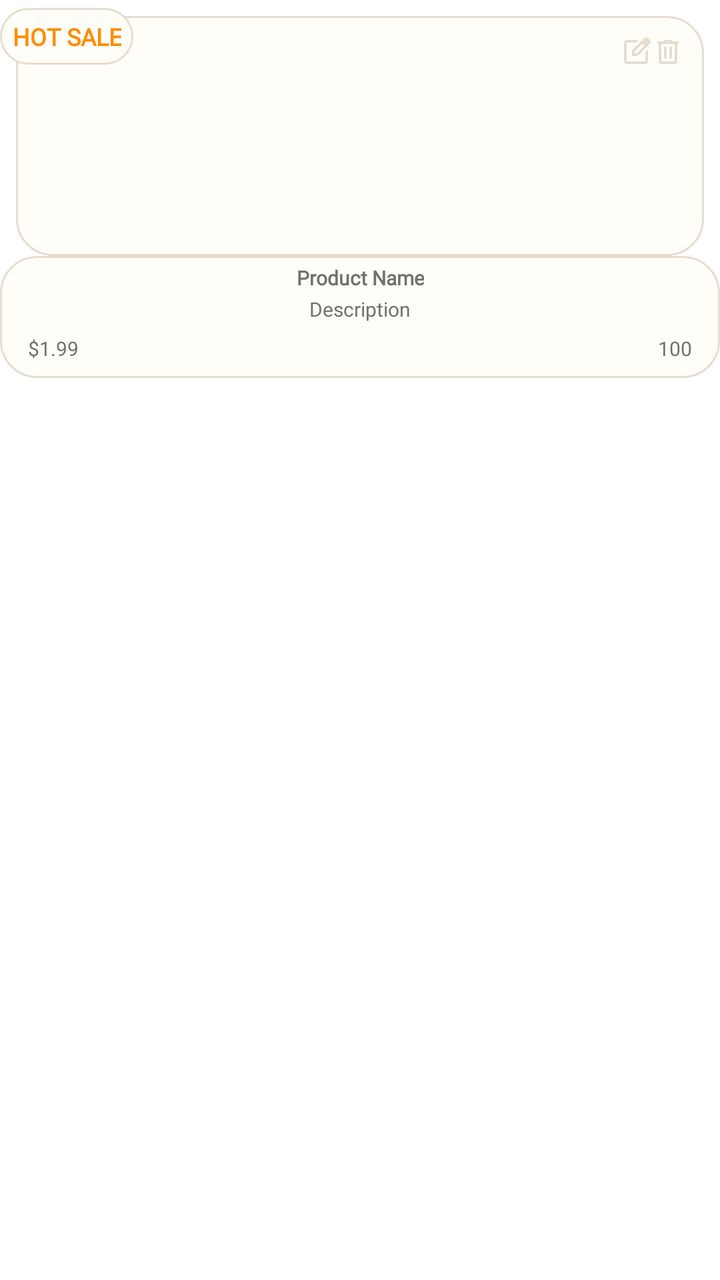
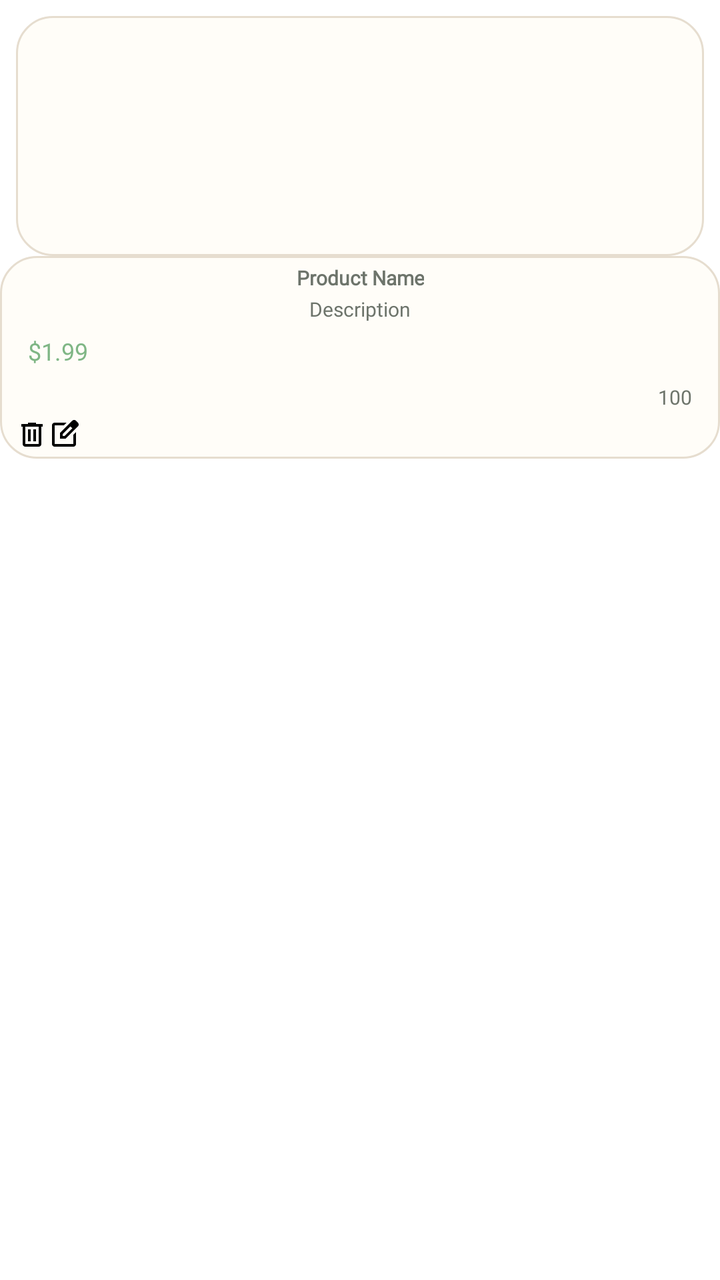

Before-and-after screenshots of an Android layout around one commit, followed by the original layout XML and the change that was made.
<!-- AndroidManifest.xml: application theme Theme.Cartly.Splash -->
<!-- res/layout/item_product.xml -->
<?xml version="1.0" encoding="utf-8"?>
<LinearLayout
    xmlns:android="http://schemas.android.com/apk/res/android"
    xmlns:app="http://schemas.android.com/apk/res-auto"
    xmlns:tools="http://schemas.android.com/tools"
    android:layout_width="match_parent"
    android:layout_height="wrap_content"
    android:padding="0dp"
    android:layout_margin="4dp"
    android:orientation="vertical"
    android:elevation="2dp">

    <RelativeLayout
        android:layout_width="wrap_content"
        android:layout_height="wrap_content">
        <RelativeLayout
            android:id="@+id/topLayout"
            android:layout_width="match_parent"
            android:layout_height="wrap_content"
            android:background="@drawable/bg_card"
            android:layout_marginTop="8dp"
            android:layout_marginHorizontal="8dp">
            <RelativeLayout
                android:id="@+id/imageProductLayout"
                android:layout_width="match_parent"
                android:layout_height="wrap_content"
                tools:ignore="UselessParent">
                <ImageView
                    android:id="@+id/mvProduct"
                    android:layout_width="match_parent"
                    android:layout_height="120dp"
                    android:scaleType="centerCrop"
                    android:background="@color/transparent"
                    android:contentDescription="@null" />

                <RelativeLayout
                    android:id="@+id/adminActionLayout"
                    android:visibility="visible"
                    android:layout_alignParentEnd="true"
                    android:layout_width="wrap_content"
                    android:layout_height="wrap_content">
                    <ImageView
                        android:id="@+id/mvBtnEditProduct"
                        android:layout_width="16dp"
                        android:layout_height="16dp"
                        android:layout_toLeftOf="@+id/mvBtnDeleteProduct"
                        android:src="@drawable/icon_edit_square_24"
                        android:tint="@color/border"
                        android:layout_marginTop="10dp"
                        tools:ignore="ContentDescription" />
                    <ImageView
                        android:id="@+id/mvBtnDeleteProduct"
                        android:layout_alignBaseline="@id/mvBtnEditProduct"
                        android:layout_width="16dp"
                        android:layout_height="16dp"
                        android:layout_alignParentEnd="true"
                        android:src="@drawable/icon_delete_24"
                        android:tint="@color/border"
                        android:layout_marginTop="10dp"
                        android:layout_marginEnd="10dp"
                        tools:ignore="ContentDescription" />
                </RelativeLayout>
            </RelativeLayout>
        </RelativeLayout>
        <TextView
            android:id="@+id/tvHotSale"
            android:layout_width="wrap_content"
            android:layout_height="wrap_content"
            android:text="@string/hot_sale_en"
            android:textSize="12sp"
            android:textStyle="bold"
            android:textAlignment="center"
            android:fontFamily="@font/adlamdisplay_regular"
            android:textColor="@color/yellow"
            android:background="@drawable/bg_card"
            android:layout_marginTop="4dp"
            android:padding="6dp"/>
        <RelativeLayout
            android:id="@+id/detailProductLayout"
            android:layout_below="@id/topLayout"
            android:layout_width="match_parent"
            android:layout_height="wrap_content"
            android:padding="4dp"
            android:layout_alignParentBottom="false"
            android:background="@drawable/bg_card">
            <TextView
                android:id="@+id/tvNameProduct"
                android:layout_width="wrap_content"
                android:layout_height="wrap_content"
                android:text="@string/product_name_en"
                android:textSize="10sp"
                android:textColor="@color/muted"
                android:textStyle="bold"
                android:fontFamily="@font/adlamdisplay_regular"
                android:textAlignment="center"
                android:maxLines="1"
                android:ellipsize="end"
                android:layout_centerHorizontal="true"
                tools:ignore="SmallSp" />
            <TextView
                android:id="@+id/tvDetailProduct"
                android:layout_below="@+id/tvNameProduct"
                android:layout_width="wrap_content"
                android:layout_height="wrap_content"
                android:text="@string/description_en"
                android:textSize="10sp"
                android:textColor="@color/muted"
                android:fontFamily="@font/adlamdisplay_regular"
                android:textAlignment="center"
                android:maxLines="1"
                android:ellipsize="end"
                android:layout_marginVertical="2dp"
                android:paddingHorizontal="10dp"
                android:shadowRadius="12"
                android:layout_centerHorizontal="true"
                tools:ignore="SmallSp" />
            <TextView
                android:id="@+id/tvPriceProduct"
                android:layout_below="@+id/tvDetailProduct"
                android:layout_width="wrap_content"
                android:layout_height="wrap_content"
                android:text="$1.99"
                android:textSize="10sp"
                android:textColor="@color/muted"
                android:fontFamily="@font/adlamdisplay_regular"
                android:layout_marginVertical="4dp"
                android:paddingHorizontal="10dp"
                android:shadowRadius="12"/>
            <TextView
                android:id="@+id/tvTitleStockProduct"
                android:visibility="gone"
                android:layout_below="@+id/tvDetailProduct"
                android:layout_alignBaseline="@id/tvPriceProduct"
                android:layout_toLeftOf="@+id/tvStockProduct"
                android:layout_width="wrap_content"
                android:layout_height="wrap_content"
                android:text="Stock : "
                android:textStyle="bold"
                tools:ignore="HardcodedText"
                android:textSize="12sp"
                android:textColor="@color/muted"
                android:fontFamily="@font/adlamdisplay_regular"
                android:layout_marginVertical="4dp"
                android:paddingHorizontal="10dp"
                android:shadowRadius="12"/>
            <TextView
                android:id="@+id/tvStockProduct"
                android:layout_below="@+id/tvDetailProduct"
                android:layout_width="wrap_content"
                android:layout_height="wrap_content"
                android:layout_alignBaseline="@id/tvPriceProduct"
                android:layout_alignParentEnd="true"
                android:text="100"
                android:textSize="10sp"
                android:textColor="@color/muted"
                android:fontFamily="@font/adlamdisplay_regular"
                android:layout_marginVertical="4dp"
                android:paddingHorizontal="10dp"
                android:shadowRadius="12"/>
        </RelativeLayout>
        <ImageView
            android:id="@+id/mvAddToCart"
            android:visibility="gone"
            android:layout_width="16dp"
            android:layout_height="16dp"
            android:layout_margin="10dp"
            android:src="@drawable/icon_add_product"
            android:layout_alignParentBottom="true"
            android:layout_alignParentEnd="true"
            tools:ignore="ContentDescription" />
    </RelativeLayout>

</LinearLayout>
<!-- resources referenced by this layout -->
<resources>
  <color name="border">#E6DDCF</color>
  <color name="muted">#6D746B</color>
  <color name="transparent">#00000000</color>
  <color name="yellow">#FE8C00</color>
  <!-- drawable bg_card (drawable) -->
  <shape xmlns:android="http://schemas.android.com/apk/res/android">
      <solid android:color="@color/card" />
      <corners android:radius="18dp" />
      <stroke android:width="1dp" android:color="@color/border" />
  </shape>
  <!-- drawable icon_add_product: png bitmap (drawable, 1141 bytes) -->
  <!-- drawable icon_delete_24 (drawable) -->
  <vector xmlns:android="http://schemas.android.com/apk/res/android" android:height="24dp" android:tint="#000000" android:viewportHeight="960" android:viewportWidth="960" android:width="24dp">
        
      <path android:fillColor="@android:color/white" android:pathData="M280,840Q247,840 223.5,816.5Q200,793 200,760L200,240L160,240L160,160L360,160L360,120L600,120L600,160L800,160L800,240L760,240L760,760Q760,793 736.5,816.5Q713,840 680,840L280,840ZM680,240L280,240L280,760Q280,760 280,760Q280,760 280,760L680,760Q680,760 680,760Q680,760 680,760L680,240ZM360,680L440,680L440,320L360,320L360,680ZM520,680L600,680L600,320L520,320L520,680ZM280,240L280,240L280,760Q280,760 280,760Q280,760 280,760L280,760Q280,760 280,760Q280,760 280,760L280,240Z"/>
      
  </vector>
  <!-- drawable icon_edit_square_24 (drawable) -->
  <vector xmlns:android="http://schemas.android.com/apk/res/android" android:height="24dp" android:tint="#000000" android:viewportHeight="960" android:viewportWidth="960" android:width="24dp">
        
      <path android:fillColor="@android:color/white" android:pathData="M200,840Q167,840 143.5,816.5Q120,793 120,760L120,200Q120,167 143.5,143.5Q167,120 200,120L557,120L477,200L200,200Q200,200 200,200Q200,200 200,200L200,760Q200,760 200,760Q200,760 200,760L760,760Q760,760 760,760Q760,760 760,760L760,482L840,402L840,760Q840,793 816.5,816.5Q793,840 760,840L200,840ZM480,480Q480,480 480,480Q480,480 480,480L480,480Q480,480 480,480Q480,480 480,480L480,480L480,480L480,480L480,480L480,480L480,480Q480,480 480,480Q480,480 480,480ZM360,600L360,430L727,63Q739,51 754,45Q769,39 784,39Q800,39 814.5,45Q829,51 841,63L897,120Q908,132 914,146.5Q920,161 920,176Q920,191 914.5,205.5Q909,220 897,232L530,600L360,600ZM841,176L841,176L785,120L785,120L841,176ZM440,520L496,520L728,288L700,260L671,232L440,463L440,520ZM700,260L671,232L671,232L700,260L728,288L728,288L700,260Z"/>
      
  </vector>
  <string name="description_en">Description</string>
  <string name="hot_sale_en">HOT SALE</string>
  <string name="product_name_en">Product Name</string>
  <style name="Theme.Cartly.Splash" parent="Theme.SplashScreen">
  
          <item name="windowSplashScreenBackground">@color/cream</item>
  
          <item name="windowSplashScreenAnimatedIcon">@mipmap/ic_launcher_logo2</item>
  
          <item name="postSplashScreenTheme">@style/Base.Theme.Cartly</item>
      </style>
  <color name="card">#FFFDF8</color>
  <color name="cream">#FBF7EF</color>
  <style name="Base.Theme.Cartly" parent="Theme.Material3.DayNight.NoActionBar">
          
          
      </style>
</resources>

<!-- the commit's change to res/layout/item_product.xml (unified diff, before → after) -->
@@ -32,38 +32,11 @@
                     android:scaleType="centerCrop"
                     android:background="@color/transparent"
                     android:contentDescription="@null" />
-
-                <RelativeLayout
-                    android:id="@+id/adminActionLayout"
-                    android:visibility="visible"
-                    android:layout_alignParentEnd="true"
-                    android:layout_width="wrap_content"
-                    android:layout_height="wrap_content">
-                    <ImageView
-                        android:id="@+id/mvBtnEditProduct"
-                        android:layout_width="16dp"
-                        android:layout_height="16dp"
-                        android:layout_toLeftOf="@+id/mvBtnDeleteProduct"
-                        android:src="@drawable/icon_edit_square_24"
-                        android:tint="@color/border"
-                        android:layout_marginTop="10dp"
-                        tools:ignore="ContentDescription" />
-                    <ImageView
-                        android:id="@+id/mvBtnDeleteProduct"
-                        android:layout_alignBaseline="@id/mvBtnEditProduct"
-                        android:layout_width="16dp"
-                        android:layout_height="16dp"
-                        android:layout_alignParentEnd="true"
-                        android:src="@drawable/icon_delete_24"
-                        android:tint="@color/border"
-                        android:layout_marginTop="10dp"
-                        android:layout_marginEnd="10dp"
-                        tools:ignore="ContentDescription" />
-                </RelativeLayout>
             </RelativeLayout>
         </RelativeLayout>
         <TextView
             android:id="@+id/tvHotSale"
+            android:visibility="gone"
             android:layout_width="wrap_content"
             android:layout_height="wrap_content"
             android:text="@string/hot_sale_en"
@@ -83,6 +56,29 @@
             android:padding="4dp"
             android:layout_alignParentBottom="false"
             android:background="@drawable/bg_card">
+            <RelativeLayout
+                android:id="@+id/adminActionLayout"
+                android:visibility="visible"
+                android:layout_below="@+id/tvStockProduct"
+                android:layout_width="wrap_content"
+                android:layout_height="wrap_content">
+                <ImageView
+                    android:id="@+id/mvBtnEditProduct"
+                    android:layout_toEndOf="@+id/mvBtnDeleteProduct"
+                    android:layout_width="16dp"
+                    android:layout_height="16dp"
+                    android:src="@drawable/icon_edit_square_24"
+                    app:tint="@color/butter"
+                    tools:ignore="ContentDescription" />
+                <ImageView
+                    android:id="@+id/mvBtnDeleteProduct"
+                    android:layout_width="16dp"
+                    android:layout_height="16dp"
+                    android:layout_marginStart="4dp"
+                    android:src="@drawable/icon_delete_24"
+                    app:tint="@color/coral"
+                    tools:ignore="ContentDescription" />
+            </RelativeLayout>
             <TextView
                 android:id="@+id/tvNameProduct"
                 android:layout_width="wrap_content"
@@ -117,11 +113,11 @@
             <TextView
                 android:id="@+id/tvPriceProduct"
                 android:layout_below="@+id/tvDetailProduct"
-                android:layout_width="wrap_content"
+                android:layout_width="match_parent"
                 android:layout_height="wrap_content"
                 android:text="$1.99"
-                android:textSize="10sp"
-                android:textColor="@color/muted"
+                android:textSize="12sp"
+                android:textColor="@color/green_brand"
                 android:fontFamily="@font/adlamdisplay_regular"
                 android:layout_marginVertical="4dp"
                 android:paddingHorizontal="10dp"
@@ -145,10 +141,9 @@
                 android:shadowRadius="12"/>
             <TextView
                 android:id="@+id/tvStockProduct"
-                android:layout_below="@+id/tvDetailProduct"
+                android:layout_below="@+id/tvPriceProduct"
                 android:layout_width="wrap_content"
                 android:layout_height="wrap_content"
-                android:layout_alignBaseline="@id/tvPriceProduct"
                 android:layout_alignParentEnd="true"
                 android:text="100"
                 android:textSize="10sp"
<!-- resource entries referenced after the edit -->
@@ -1,5 +1,8 @@
 <!-- resources referenced by this layout -->
 <resources>
+  <color name="butter">#F4C95D</color>
+  <color name="coral">#E97558</color>
+  <color name="green_brand">#7FB685</color>
   <color name="border">#E6DDCF</color>
   <color name="muted">#6D746B</color>
   <color name="transparent">#00000000</color>
